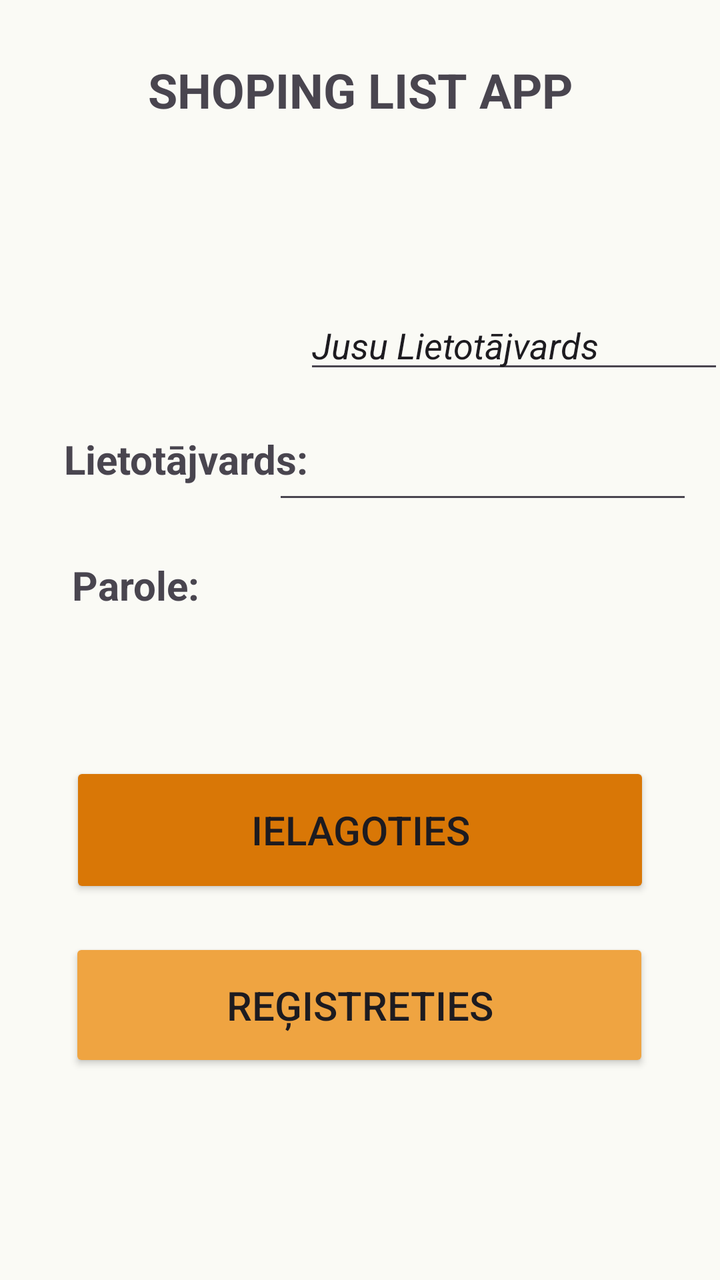
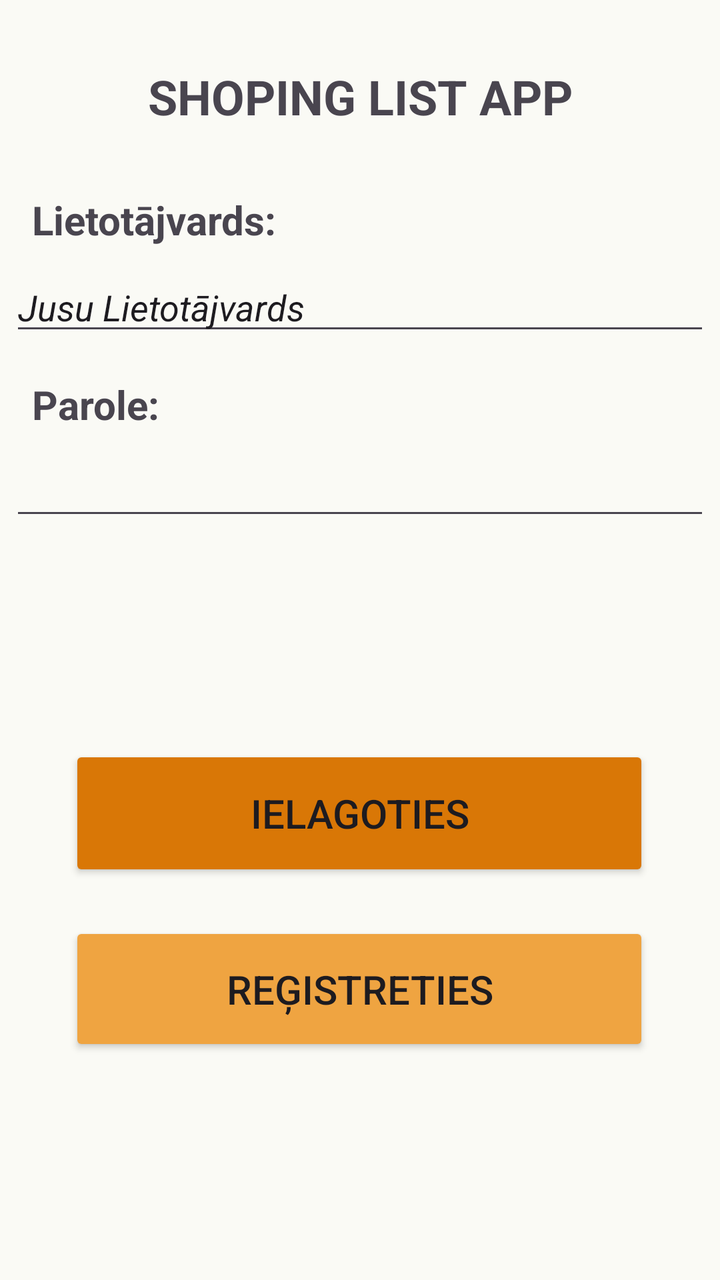

Before-and-after screenshots of an Android layout around one commit, followed by the original layout XML and the change that was made.
<!-- AndroidManifest.xml: application theme Theme._11_PD2_PA_Giruckis_Nikitins_2026 -->
<!-- res/layout/login.xml -->
<?xml version="1.0" encoding="utf-8"?>
<androidx.constraintlayout.widget.ConstraintLayout xmlns:android="http://schemas.android.com/apk/res/android"
    xmlns:app="http://schemas.android.com/apk/res-auto"
    xmlns:tools="http://schemas.android.com/tools"
    android:layout_width="match_parent"
    android:layout_height="match_parent"
    android:background="#FAFAF5">

    <Button
        android:id="@+id/Login_Registration"
        android:layout_width="290dp"
        android:layout_height="67dp"
        android:backgroundTint="#EFA441"
        android:insetLeft="0dp"
        android:insetTop="4dp"
        android:insetBottom="4dp"
        android:text="@string/Login_RegistrationText"
        android:textSize="20sp"
        app:layout_constraintBottom_toBottomOf="parent"
        app:layout_constraintEnd_toEndOf="parent"
        app:layout_constraintHorizontal_bias="0.495"
        app:layout_constraintStart_toStartOf="parent"
        app:layout_constraintTop_toBottomOf="@+id/Login_Text"
        app:layout_constraintVertical_bias="0.797" />

    <Button
        android:id="@+id/Login_SignIn"
        android:layout_width="290dp"
        android:layout_height="68dp"
        android:layout_marginBottom="20dp"
        android:backgroundTint="#D97706"
        android:foregroundTint="#D33939"
        android:text="@string/Login_SignInText"
        android:textSize="20sp"
        app:layout_constraintBottom_toTopOf="@+id/Login_Registration"
        app:layout_constraintEnd_toEndOf="parent"
        app:layout_constraintStart_toStartOf="parent" />

    <EditText
        android:id="@+id/Login_PasswordInput"
        android:layout_width="wrap_content"
        android:layout_height="wrap_content"
        android:layout_marginBottom="124dp"
        android:ems="10"
        android:inputType="textPassword"
        app:layout_constraintBottom_toTopOf="@+id/Login_SignIn"
        app:layout_constraintEnd_toEndOf="parent"
        app:layout_constraintHorizontal_bias="0.728"
        app:layout_constraintStart_toEndOf="@+id/Login_PasswordText"
        tools:visibility="visible" />

    <TextView
        android:id="@+id/Login_PasswordText"
        android:layout_width="wrap_content"
        android:layout_height="wrap_content"
        android:layout_marginStart="36dp"
        android:text="@string/Login_PasswordText"
        android:textSize="20sp"
        android:textStyle="bold"
        app:layout_constraintBottom_toBottomOf="parent"
        app:layout_constraintStart_toStartOf="parent"
        app:layout_constraintTop_toBottomOf="@+id/Login_UsernameText"
        app:layout_constraintVertical_bias="0.097" />

    <TextView
        android:id="@+id/Login_UsernameText"
        android:layout_width="wrap_content"
        android:layout_height="wrap_content"
        android:layout_marginStart="32dp"
        android:layout_marginTop="216dp"
        android:text="@string/Login_UsernameText"
        android:textSize="20sp"
        android:textStyle="bold"
        app:layout_constraintStart_toStartOf="parent"
        app:layout_constraintTop_toTopOf="parent" />

    <EditText
        android:id="@+id/Login_UsernameInput"
        android:layout_width="wrap_content"
        android:layout_height="wrap_content"
        android:ems="10"
        android:inputType="text"
        android:text="@string/Login_UsernameInputText"
        android:textStyle="italic"
        app:layout_constraintBottom_toTopOf="@+id/Login_PasswordInput"
        app:layout_constraintEnd_toEndOf="parent"
        app:layout_constraintHorizontal_bias="0.594"
        app:layout_constraintStart_toEndOf="@+id/Login_UsernameText"
        app:layout_constraintTop_toTopOf="parent"
        app:layout_constraintVertical_bias="0.863" />

    <TextView
        android:id="@+id/Login_Text"
        android:layout_width="wrap_content"
        android:layout_height="wrap_content"
        android:text="@string/Login_Text"
        android:textAllCaps="true"
        android:textSize="24sp"
        android:textStyle="bold"
        app:layout_constraintBottom_toBottomOf="parent"
        app:layout_constraintEnd_toEndOf="parent"
        app:layout_constraintStart_toStartOf="parent"
        app:layout_constraintTop_toTopOf="parent"
        app:layout_constraintVertical_bias="0.047" />
</androidx.constraintlayout.widget.ConstraintLayout>
<!-- resources referenced by this layout -->
<resources>
  <string name="Login_PasswordText">Parole:</string>
  <string name="Login_RegistrationText">Reģistreties</string>
  <string name="Login_SignInText">Ielagoties</string>
  <string name="Login_Text">Shoping List app</string>
  <string name="Login_UsernameInputText">Jusu Lietotājvards</string>
  <string name="Login_UsernameText">Lietotājvards:</string>
  <style name="Theme._11_PD2_PA_Giruckis_Nikitins_2026" parent="Base.Theme._11_PD2_PA_Giruckis_Nikitins_2026" />
  <style name="Base.Theme._11_PD2_PA_Giruckis_Nikitins_2026" parent="Theme.Material3.DayNight.NoActionBar">
          
          
      </style>
</resources>

<!-- the commit's change to res/layout/login.xml (unified diff, before → after) -->
@@ -10,6 +10,7 @@
         android:id="@+id/Login_Registration"
         android:layout_width="290dp"
         android:layout_height="67dp"
+        android:layout_marginBottom="112dp"
         android:backgroundTint="#EFA441"
         android:insetLeft="0dp"
         android:insetTop="4dp"
@@ -19,14 +20,15 @@
         app:layout_constraintBottom_toBottomOf="parent"
         app:layout_constraintEnd_toEndOf="parent"
         app:layout_constraintHorizontal_bias="0.495"
-        app:layout_constraintStart_toStartOf="parent"
-        app:layout_constraintTop_toBottomOf="@+id/Login_Text"
-        app:layout_constraintVertical_bias="0.797" />
+        app:layout_constraintStart_toStartOf="parent" />
 
     <Button
         android:id="@+id/Login_SignIn"
         android:layout_width="290dp"
         android:layout_height="68dp"
+        android:layout_marginStart="16dp"
+        android:layout_marginTop="32dp"
+        android:layout_marginEnd="16dp"
         android:layout_marginBottom="20dp"
         android:backgroundTint="#D97706"
         android:foregroundTint="#D33939"
@@ -34,72 +36,77 @@
         android:textSize="20sp"
         app:layout_constraintBottom_toTopOf="@+id/Login_Registration"
         app:layout_constraintEnd_toEndOf="parent"
-        app:layout_constraintStart_toStartOf="parent" />
+        app:layout_constraintHorizontal_bias="0.492"
+        app:layout_constraintStart_toStartOf="parent"
+        app:layout_constraintTop_toBottomOf="@+id/Login_PasswordInput"
+        app:layout_constraintVertical_bias="0.995" />
 
     <EditText
         android:id="@+id/Login_PasswordInput"
-        android:layout_width="wrap_content"
+        android:layout_width="350dp"
         android:layout_height="wrap_content"
-        android:layout_marginBottom="124dp"
+        android:layout_marginStart="16dp"
+        android:layout_marginTop="8dp"
+        android:layout_marginEnd="16dp"
         android:ems="10"
         android:inputType="textPassword"
-        app:layout_constraintBottom_toTopOf="@+id/Login_SignIn"
+        android:textColor="@color/black"
         app:layout_constraintEnd_toEndOf="parent"
-        app:layout_constraintHorizontal_bias="0.728"
-        app:layout_constraintStart_toEndOf="@+id/Login_PasswordText"
+        app:layout_constraintStart_toStartOf="parent"
+        app:layout_constraintTop_toBottomOf="@+id/Login_PasswordText"
         tools:visibility="visible" />
 
     <TextView
         android:id="@+id/Login_PasswordText"
         android:layout_width="wrap_content"
         android:layout_height="wrap_content"
-        android:layout_marginStart="36dp"
+        android:layout_marginStart="16dp"
+        android:layout_marginTop="16dp"
         android:text="@string/Login_PasswordText"
         android:textSize="20sp"
         android:textStyle="bold"
-        app:layout_constraintBottom_toBottomOf="parent"
         app:layout_constraintStart_toStartOf="parent"
-        app:layout_constraintTop_toBottomOf="@+id/Login_UsernameText"
-        app:layout_constraintVertical_bias="0.097" />
+        app:layout_constraintTop_toBottomOf="@+id/Login_UsernameInput" />
 
     <TextView
         android:id="@+id/Login_UsernameText"
         android:layout_width="wrap_content"
         android:layout_height="wrap_content"
-        android:layout_marginStart="32dp"
-        android:layout_marginTop="216dp"
+        android:layout_marginStart="16dp"
+        android:layout_marginTop="32dp"
         android:text="@string/Login_UsernameText"
         android:textSize="20sp"
         android:textStyle="bold"
         app:layout_constraintStart_toStartOf="parent"
-        app:layout_constraintTop_toTopOf="parent" />
+        app:layout_constraintTop_toBottomOf="@+id/Login_Text" />
 
     <EditText
         android:id="@+id/Login_UsernameInput"
-        android:layout_width="wrap_content"
+        android:layout_width="350dp"
         android:layout_height="wrap_content"
+        android:layout_marginStart="16dp"
+        android:layout_marginTop="8dp"
+        android:layout_marginEnd="16dp"
         android:ems="10"
         android:inputType="text"
         android:text="@string/Login_UsernameInputText"
         android:textStyle="italic"
-        app:layout_constraintBottom_toTopOf="@+id/Login_PasswordInput"
         app:layout_constraintEnd_toEndOf="parent"
-        app:layout_constraintHorizontal_bias="0.594"
-        app:layout_constraintStart_toEndOf="@+id/Login_UsernameText"
-        app:layout_constraintTop_toTopOf="parent"
-        app:layout_constraintVertical_bias="0.863" />
+        app:layout_constraintStart_toStartOf="parent"
+        app:layout_constraintTop_toBottomOf="@+id/Login_UsernameText" />
 
     <TextView
         android:id="@+id/Login_Text"
         android:layout_width="wrap_content"
         android:layout_height="wrap_content"
+        android:layout_marginStart="24dp"
+        android:layout_marginTop="32dp"
+        android:layout_marginEnd="24dp"
         android:text="@string/Login_Text"
         android:textAllCaps="true"
         android:textSize="24sp"
         android:textStyle="bold"
-        app:layout_constraintBottom_toBottomOf="parent"
         app:layout_constraintEnd_toEndOf="parent"
         app:layout_constraintStart_toStartOf="parent"
-        app:layout_constraintTop_toTopOf="parent"
-        app:layout_constraintVertical_bias="0.047" />
+        app:layout_constraintTop_toTopOf="parent" />
 </androidx.constraintlayout.widget.ConstraintLayout>
<!-- resource entries referenced after the edit -->
@@ -1,5 +1,6 @@
 <!-- resources referenced by this layout -->
 <resources>
+  <color name="black">#FF000000</color>
   <string name="Login_PasswordText">Parole:</string>
   <string name="Login_RegistrationText">Reģistreties</string>
   <string name="Login_SignInText">Ielagoties</string>
